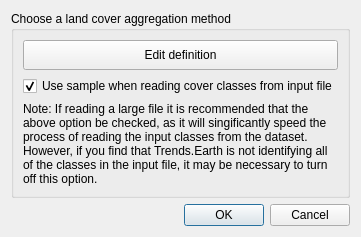
Above: LDMP/gui/DlgImportDataLC.ui from ConservationInternational/trends.earth before the change. Below: the same form after it.
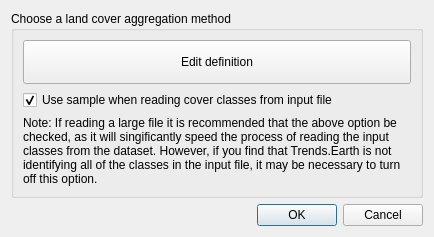
That is the form after the change.

The edit to the form file:
```diff
--- a/LDMP/gui/DlgImportDataLC.ui
+++ b/LDMP/gui/DlgImportDataLC.ui
@@ -9,12 +9,12 @@
    <rect>
     <x>0</x>
     <y>0</y>
-    <width>319</width>
-    <height>232</height>
+    <width>434</width>
+    <height>196</height>
    </rect>
   </property>
   <property name="sizePolicy">
-   <sizepolicy hsizetype="Preferred" vsizetype="Preferred">
+   <sizepolicy hsizetype="Fixed" vsizetype="Fixed">
     <horstretch>0</horstretch>
     <verstretch>0</verstretch>
    </sizepolicy>
```
